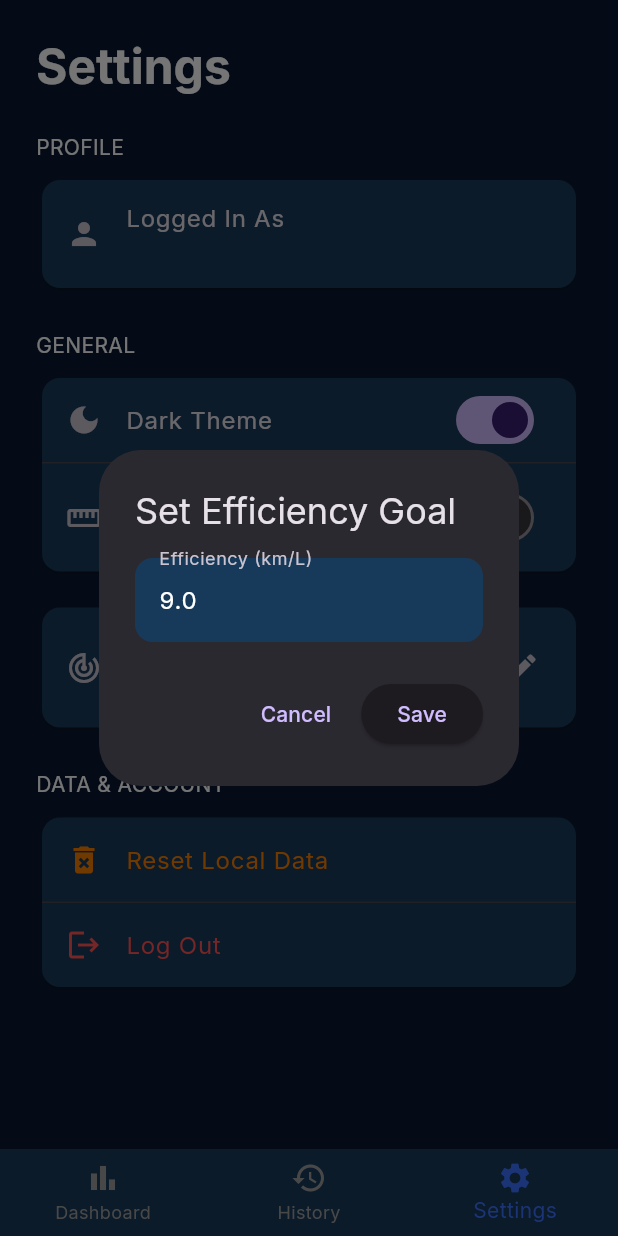
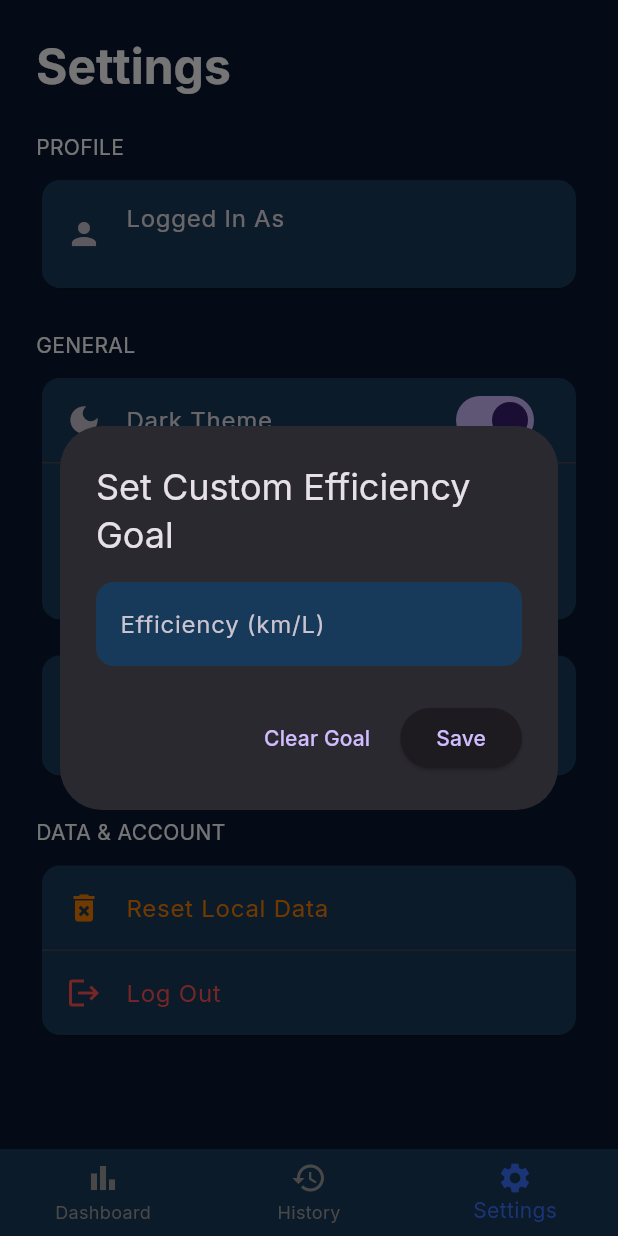
Before and after one commit to Aegyog/Fuel-Gauge-App, a Flutter app: the screen it shows once a user with an empty profile is signed in, item 3 of the bottom bar chosen, after a tap on "Efficiency Goal", on a phone screen of 412 x 824 dp. Run offline on Flutter 3.47's test engine with Material 3 defaults, Android fonts, the phone set to English and light mode, and no system bars; our stand-ins replace firebase_auth, firebase_core, shared_preferences, syncfusion_flutter_charts; accounts and stored records are empty.

Commit message:
Updated efficiency goal settings

```diff
--- a/lib/screens/dashboard_page.dart
+++ b/lib/screens/dashboard_page.dart
@@ -27,7 +27,7 @@ class _DashboardPageState extends State<DashboardPage> {
 
   // Settings State
   bool _isMiles = false;
-  double _efficiencyThreshold = 9.0;
+  double? _efficiencyThreshold; // MODIFIED: Now nullable to be optional
 
   // Chart State
   final PageController _chartPageController = PageController();
@@ -78,7 +78,8 @@ class _DashboardPageState extends State<DashboardPage> {
     if (mounted) {
       setState(() {
         _isMiles = prefs.getBool('isMiles') ?? false;
-        _efficiencyThreshold = prefs.getDouble('efficiencyThreshold') ?? 9.0;
+        // MODIFIED: Load a nullable double. If it's not set, it will be null.
+        _efficiencyThreshold = prefs.getDouble('efficiencyThreshold');
       });
     }
   }
@@ -248,13 +249,21 @@ class _DashboardPageState extends State<DashboardPage> {
   Widget build(BuildContext context) {
     String? recommendationMessage;
     final avgConsumption = _averageConsumption;
-    final unit = _isMiles ? "mpg" : "km/L";
-    final thresholdInCurrentUnit =
-        _isMiles ? (_efficiencyThreshold * 2.35215) : _efficiencyThreshold;
+    final unit = _isMiles ? "MPG" : "km/L";
 
-    if (avgConsumption != null && avgConsumption < thresholdInCurrentUnit) {
+    // --- MODIFIED: New logic for recommendations ---
+    if (_efficiencyThreshold == null) {
+      // If no goal is set, show a prompt to set one.
       recommendationMessage =
-          "You may be driving too aggressively. Consider checking tire pressure and avoiding rapid acceleration.";
+          "Set an efficiency goal in Settings to get performance recommendations.";
+    } else {
+      // If a goal is set, use the original logic.
+      final thresholdInCurrentUnit =
+          _isMiles ? (_efficiencyThreshold! * 2.35215) : _efficiencyThreshold!;
+      if (avgConsumption != null && avgConsumption < thresholdInCurrentUnit) {
+        recommendationMessage =
+            "You may be driving too aggressively. Consider checking tire pressure and avoiding rapid acceleration.";
+      }
     }
 
     return SafeArea(
@@ -307,7 +316,10 @@ class _DashboardPageState extends State<DashboardPage> {
                       ? const Color(0xFF5A4A18)
                       : kWarningColor.withAlpha(51),
                   child: ListTile(
-                    leading: const Icon(Icons.warning_amber_rounded,
+                    leading: Icon(
+                        _efficiencyThreshold == null
+                            ? Icons.lightbulb_outline
+                            : Icons.warning_amber_rounded,
                         color: kWarningColor),
                     title: Text(
                       recommendationMessage,
--- a/lib/screens/settings_page.dart
+++ b/lib/screens/settings_page.dart
@@ -14,7 +14,7 @@ class SettingsPage extends StatefulWidget {
 class _SettingsPageState extends State<SettingsPage> {
   // State variables for local settings
   bool _isMiles = false;
-  double _efficiencyThreshold = 9.0;
+  double? _efficiencyThreshold; // MODIFIED: Now nullable
   final _thresholdController = TextEditingController();
 
   // State variable for the current user
@@ -32,19 +32,19 @@ class _SettingsPageState extends State<SettingsPage> {
     super.dispose();
   }
 
-  // Method to log the user out
   Future<void> _logout() async {
     await FirebaseAuth.instance.signOut();
-    // The AuthGate widget will automatically navigate back to the LoginPage
   }
 
   Future<void> _loadSettings() async {
     final prefs = await SharedPreferences.getInstance();
-    setState(() {
-      _isMiles = prefs.getBool('isMiles') ?? false;
-      _efficiencyThreshold = prefs.getDouble('efficiencyThreshold') ?? 9.0;
-      _thresholdController.text = _efficiencyThreshold.toString();
-    });
+    if (mounted) {
+      setState(() {
+        _isMiles = prefs.getBool('isMiles') ?? false;
+        // MODIFIED: Load a nullable double.
+        _efficiencyThreshold = prefs.getDouble('efficiencyThreshold');
+      });
+    }
   }
 
   Future<void> _setUnit(bool isMiles) async {
@@ -53,32 +53,60 @@ class _SettingsPageState extends State<SettingsPage> {
     setState(() => _isMiles = isMiles);
   }
 
-  Future<void> _setEfficiencyThreshold(double value) async {
+  // MODIFIED: Can now accept a null value to clear the goal
+  Future<void> _setEfficiencyThreshold(double? value) async {
     final prefs = await SharedPreferences.getInstance();
-    await prefs.setDouble('efficiencyThreshold', value);
+    if (value == null) {
+      await prefs.remove('efficiencyThreshold');
+    } else {
+      await prefs.setDouble('efficiencyThreshold', value);
+    }
     setState(() => _efficiencyThreshold = value);
   }
 
   void _showThresholdDialog() {
-    _thresholdController.text = _efficiencyThreshold.toString();
+    final isMiles = _isMiles;
+    final unit = isMiles ? 'MPG' : 'km/L';
+
+    // MODIFIED: If a goal is set, pre-fill the text field. Otherwise, it's empty.
+    if (_efficiencyThreshold != null) {
+      final currentDisplayValue =
+          isMiles ? (_efficiencyThreshold! * 2.35215) : _efficiencyThreshold;
+      _thresholdController.text = currentDisplayValue!.toStringAsFixed(1);
+    } else {
+      _thresholdController.clear();
+    }
+
     showDialog(
       context: context,
       builder: (context) => AlertDialog(
-        title: const Text("Set Efficiency Goal"),
+        title: const Text("Set Custom Efficiency Goal"),
         content: TextField(
           controller: _thresholdController,
           keyboardType: TextInputType.number,
-          decoration: const InputDecoration(labelText: "Efficiency (km/L)"),
+          decoration: InputDecoration(labelText: "Efficiency ($unit)"),
         ),
         actions: [
+          // NEW: Button to clear the custom goal
           TextButton(
-              onPressed: () => Navigator.pop(context),
-              child: const Text("Cancel")),
+              onPressed: () {
+                _setEfficiencyThreshold(null);
+                Navigator.pop(context);
+              },
+              child: const Text("Clear Goal")),
           ElevatedButton(
             onPressed: () {
               final newValue = double.tryParse(_thresholdController.text);
               if (newValue != null && newValue > 0) {
-                _setEfficiencyThreshold(newValue);
+                if (isMiles) {
+                  final kmLValue = newValue / 2.35215;
+                  _setEfficiencyThreshold(kmLValue);
+                } else {
+                  _setEfficiencyThreshold(newValue);
+                }
+              } else {
+                // If input is empty or invalid, clear the goal
+                _setEfficiencyThreshold(null);
               }
               Navigator.pop(context);
             },
@@ -90,6 +118,7 @@ class _SettingsPageState extends State<SettingsPage> {
   }
 
   Future<void> _resetData(BuildContext context) async {
+    if (!mounted) return;
     final confirmed = await showDialog<bool>(
       context: context,
       builder: (BuildContext context) => AlertDialog(
@@ -108,7 +137,7 @@ class _SettingsPageState extends State<SettingsPage> {
         ],
       ),
     );
-    if (confirmed == true && context.mounted) {
+    if (confirmed == true && mounted) {
       final prefs = await SharedPreferences.getInstance();
       await prefs.remove("fuel_logs");
       await prefs.remove("selectedVehicle");
@@ -127,6 +156,22 @@ class _SettingsPageState extends State<SettingsPage> {
     final themeManager = Provider.of<ThemeManager>(context);
     final isDarkTheme = themeManager.themeMode == ThemeMode.dark;
 
+    // MODIFIED: Create dynamic text for the subtitle based on whether a goal is set
+    String subtitleText;
+    if (_efficiencyThreshold == null) {
+      subtitleText =
+          "Not set. No fuel efficiency recommendations will be shown.";
+    } else {
+      if (_isMiles) {
+        final mpgThreshold = _efficiencyThreshold! * 2.35215;
+        subtitleText =
+            "Recommendation appears below ${mpgThreshold.toStringAsFixed(1)} MPG";
+      } else {
+        subtitleText =
+            "Recommendation appears below ${_efficiencyThreshold!.toStringAsFixed(1)} km/L";
+      }
+    }
+
     return SafeArea(
       child: SingleChildScrollView(
         padding: const EdgeInsets.all(24.0),
@@ -135,8 +180,6 @@ class _SettingsPageState extends State<SettingsPage> {
           children: [
             Text("Settings", style: Theme.of(context).textTheme.headlineLarge),
             const SizedBox(height: 24),
-
-            // --- Profile Section ---
             const Text("PROFILE"),
             const SizedBox(height: 8),
             Card(
@@ -147,8 +190,6 @@ class _SettingsPageState extends State<SettingsPage> {
               ),
             ),
             const SizedBox(height: 24),
-
-            // --- General Settings ---
             const Text("GENERAL"),
             const SizedBox(height: 8),
             Card(
@@ -163,8 +204,9 @@ class _SettingsPageState extends State<SettingsPage> {
                   ),
                   const Divider(height: 1),
                   SwitchListTile(
-                    title: const Text("Use Miles (mpg)"),
-                    subtitle: const Text("Default is Kilometers (km/L)"),
+                    title: const Text("Display units in Miles (MPG)"),
+                    subtitle:
+                        const Text("Default is Kilometers per Liter (km/L)"),
                     value: _isMiles,
                     onChanged: _setUnit,
                     secondary: const Icon(Icons.straighten),
@@ -177,15 +219,12 @@ class _SettingsPageState extends State<SettingsPage> {
               child: ListTile(
                 leading: const Icon(Icons.track_changes),
                 title: const Text("Efficiency Goal"),
-                subtitle: Text(
-                    "Recommendation appears below ${_efficiencyThreshold.toStringAsFixed(1)} km/L"),
+                subtitle: Text(subtitleText),
                 trailing: const Icon(Icons.edit),
                 onTap: _showThresholdDialog,
               ),
             ),
             const SizedBox(height: 24),
-
-            // --- DATA & ACCOUNT ---
             const Text("DATA & ACCOUNT"),
             const SizedBox(height: 8),
             Card(
```
